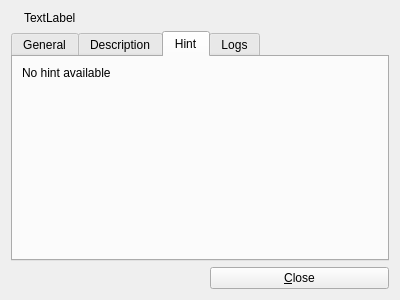
Above: src/plugins/render/opencachingcom/CacheDetailsDialog.ui from KDE/marble before the change. Below: the same form after it.
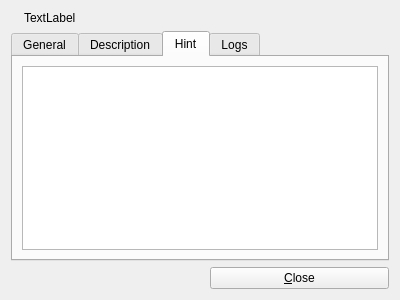
That is the form after the change. The open tabs and pages were chosen to show the change.

Commit message:
Details dialog: Add support for verifiable attributes, display tags as icons, small improvements
Improvements include text alignment, method to fill in the dialog to avoid
code duplication, and the hint is now displayed in a textbrowser according
to suggestion.
Added icons for tags.

```diff
--- a/src/plugins/render/opencachingcom/CacheDetailsDialog.ui
+++ b/src/plugins/render/opencachingcom/CacheDetailsDialog.ui
@@ -120,24 +120,7 @@
       </attribute>
       <layout class="QGridLayout" name="gridLayout_5">
        <item row="0" column="0">
-        <widget class="QLabel" name="labelHint">
-         <property name="text">
-          <string>No hint available</string>
-         </property>
-        </widget>
-       </item>
-       <item row="1" column="0">
-        <spacer name="verticalSpacer_2">
-         <property name="orientation">
-          <enum>Qt::Vertical</enum>
-         </property>
-         <property name="sizeHint" stdset="0">
-          <size>
-           <width>20</width>
-           <height>172</height>
-          </size>
-         </property>
-        </spacer>
+        <widget class="QTextBrowser" name="textHint"/>
        </item>
       </layout>
      </widget>
```
Left out of the diff: 18 changed lines with no effect on the pictures. The commit also changes 20 other files.
